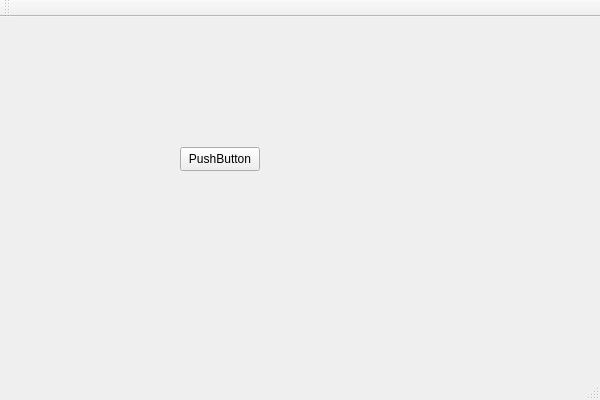
This is source/MainPage/mainWidget.ui in Yaoguang161/AkieMusicPlay as Qt 5 draws it before an edit. The edited form follows.
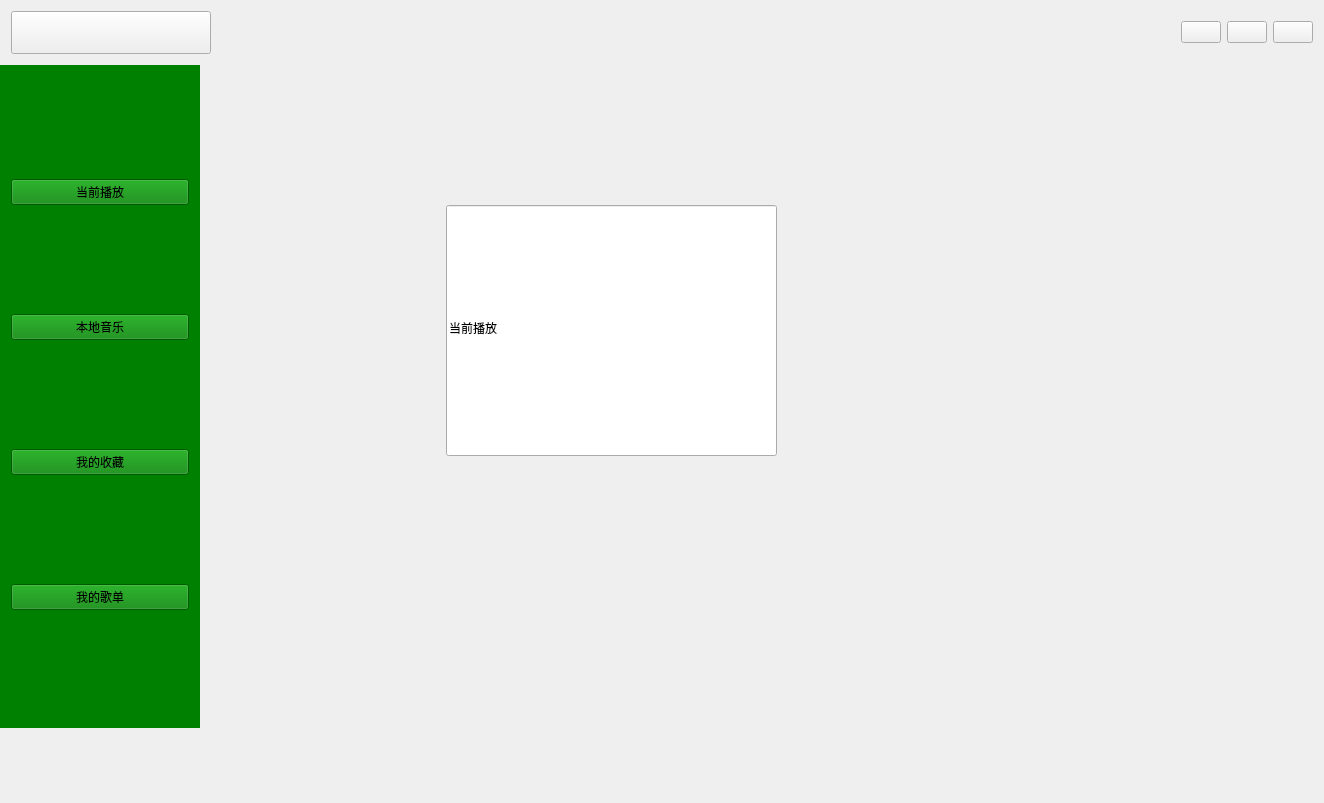
This is the edited form.

Patch:
```diff
--- a/source/MainPage/mainWidget.ui
+++ b/source/MainPage/mainWidget.ui
@@ -6,47 +6,218 @@
    <rect>
     <x>0</x>
     <y>0</y>
-    <width>600</width>
-    <height>400</height>
+    <width>1324</width>
+    <height>803</height>
    </rect>
   </property>
   <property name="windowTitle">
    <string>mainWidget</string>
   </property>
   <widget class="QWidget" name="centralWidget">
-   <widget class="QPushButton" name="pushButton">
-    <property name="geometry">
-     <rect>
-      <x>180</x>
-      <y>130</y>
-      <width>80</width>
-      <height>24</height>
-     </rect>
+   <layout class="QVBoxLayout" name="verticalLayout">
+    <property name="spacing">
+     <number>0</number>
     </property>
-    <property name="text">
-     <string>PushButton</string>
+    <property name="leftMargin">
+     <number>0</number>
     </property>
-   </widget>
+    <property name="topMargin">
+     <number>0</number>
+    </property>
+    <property name="rightMargin">
+     <number>0</number>
+    </property>
+    <property name="bottomMargin">
+     <number>0</number>
+    </property>
+    <item>
+     <widget class="QWidget" name="m_pwdtTopWidget" native="true">
+      <property name="minimumSize">
+       <size>
+        <width>0</width>
+        <height>65</height>
+       </size>
+      </property>
+      <layout class="QHBoxLayout" name="horizontalLayout_2">
+       <item>
+        <widget class="QPushButton" name="m_pbtnSoftWareName">
+         <property name="sizePolicy">
+          <sizepolicy hsizetype="Minimum" vsizetype="Preferred">
+           <horstretch>0</horstretch>
+           <verstretch>0</verstretch>
+          </sizepolicy>
+         </property>
+         <property name="minimumSize">
+          <size>
+           <width>200</width>
+           <height>0</height>
+          </size>
+         </property>
+         <property name="text">
+          <string/>
+         </property>
+        </widget>
+       </item>
+       <item>
+        <spacer name="horizontalSpacer">
+         <property name="orientation">
+          <enum>Qt::Horizontal</enum>
+         </property>
+         <property name="sizeHint" stdset="0">
+          <size>
+           <width>40</width>
+           <height>20</height>
+          </size>
+         </property>
+        </spacer>
+       </item>
+       <item>
+        <widget class="QPushButton" name="pushButton_6">
+         <property name="text">
+          <string/>
+         </property>
+        </widget>
+       </item>
+       <item>
+        <widget class="QPushButton" name="pushButton_5">
+         <property name="text">
+          <string/>
+         </property>
+        </widget>
+       </item>
+       <item>
+        <widget class="QPushButton" name="pushButton_7">
+         <property name="text">
+          <string/>
+         </property>
+        </widget>
+       </item>
+      </layout>
+     </widget>
+    </item>
+    <item>
+     <layout class="QHBoxLayout" name="horizontalLayout">
+      <item>
+       <widget class="QWidget" name="m_pwdtButtonGroup" native="true">
+        <property name="minimumSize">
+         <size>
+          <width>200</width>
+          <height>0</height>
+         </size>
+        </property>
+        <property name="styleSheet">
+         <string notr="true">background: green;</string>
+        </property>
+        <layout class="QVBoxLayout" name="verticalLayout_2">
+         <item>
+          <widget class="QPushButton" name="m_pbtnCurrentPlaying">
+           <property name="text">
+            <string>当前播放</string>
+           </property>
+          </widget>
+         </item>
+         <item>
+          <widget class="QPushButton" name="m_pbtnLocalMusic">
+           <property name="text">
+            <string>本地音乐</string>
+           </property>
+          </widget>
+         </item>
+         <item>
+          <widget class="QPushButton" name="m_pbtnFavoriteMusic">
+           <property name="text">
+            <string>我的收藏</string>
+           </property>
+          </widget>
+         </item>
+         <item>
+          <widget class="QPushButton" name="m_pbtnSongList">
+           <property name="text">
+            <string>我的歌单</string>
+           </property>
+          </widget>
+         </item>
+        </layout>
+       </widget>
+      </item>
+      <item>
+       <widget class="QStackedWidget" name="stackedWidget">
+        <widget class="QWidget" name="m_pwdtCurrentPlayPage">
+         <widget class="QLineEdit" name="lineEdit_4">
+          <property name="geometry">
+           <rect>
+            <x>240</x>
+            <y>140</y>
+            <width>331</width>
+            <height>251</height>
+           </rect>
+          </property>
+          <property name="text">
+           <string>当前播放</string>
+          </property>
+         </widget>
+        </widget>
+        <widget class="QWidget" name="m_pwdtLocalMusicPage">
+         <widget class="QLineEdit" name="lineEdit_5">
+          <property name="geometry">
+           <rect>
+            <x>240</x>
+            <y>200</y>
+            <width>371</width>
+            <height>231</height>
+           </rect>
+          </property>
+          <property name="text">
+           <string>本地音乐</string>
+          </property>
+         </widget>
+        </widget>
+        <widget class="QWidget" name="m_pwdtFavoriteMusicPage">
+         <widget class="QLineEdit" name="lineEdit_2">
+          <property name="geometry">
+           <rect>
+            <x>230</x>
+            <y>110</y>
+            <width>261</width>
+            <height>151</height>
+           </rect>
+          </property>
+          <property name="text">
+           <string>我的收藏</string>
+          </property>
+         </widget>
+        </widget>
+        <widget class="QWidget" name="m_pwdtSongListPage">
+         <widget class="QLineEdit" name="lineEdit_3">
+          <property name="geometry">
+           <rect>
+            <x>280</x>
+            <y>200</y>
+            <width>301</width>
+            <height>171</height>
+           </rect>
+          </property>
+          <property name="text">
+           <string>我的歌单</string>
+          </property>
+         </widget>
+        </widget>
+       </widget>
+      </item>
+     </layout>
+    </item>
+    <item>
+     <widget class="QWidget" name="m_pwdtBottiomWidget" native="true">
+      <property name="minimumSize">
+       <size>
+        <width>0</width>
+        <height>75</height>
+       </size>
+      </property>
+     </widget>
+    </item>
+   </layout>
   </widget>
-  <widget class="QMenuBar" name="menuBar">
-   <property name="geometry">
-    <rect>
-     <x>0</x>
-     <y>0</y>
-     <width>600</width>
-     <height>21</height>
-    </rect>
-   </property>
-  </widget>
-  <widget class="QToolBar" name="mainToolBar">
-   <attribute name="toolBarArea">
-    <enum>TopToolBarArea</enum>
-   </attribute>
-   <attribute name="toolBarBreak">
-    <bool>false</bool>
-   </attribute>
-  </widget>
-  <widget class="QStatusBar" name="statusBar"/>
  </widget>
  <layoutdefault spacing="6" margin="11"/>
  <resources/>
```
